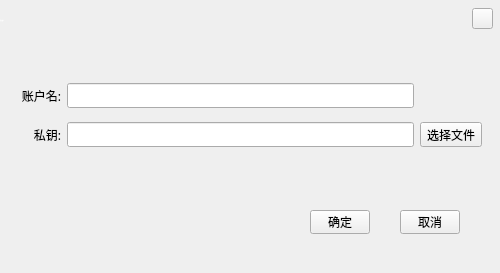
Old version of the form ChainIDE/custom/ImportDialogHX.ui in the repository HcashOrg/HX-IDE.
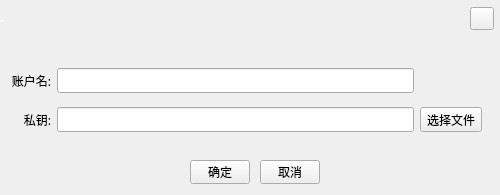
New version of the form.

The edit to the form file:
```diff
--- a/ChainIDE/custom/ImportDialogHX.ui
+++ b/ChainIDE/custom/ImportDialogHX.ui
@@ -7,7 +7,7 @@
     <x>0</x>
     <y>0</y>
     <width>500</width>
-    <height>273</height>
+    <height>195</height>
    </rect>
   </property>
   <property name="font">
@@ -24,10 +24,10 @@
   <widget class="QToolButton" name="closeBtn">
    <property name="geometry">
     <rect>
-     <x>472</x>
-     <y>8</y>
-     <width>21</width>
-     <height>21</height>
+     <x>470</x>
+     <y>7</y>
+     <width>24</width>
+     <height>23</height>
     </rect>
    </property>
    <property name="font">
@@ -74,8 +74,8 @@
   <widget class="QToolButton" name="okBtn">
    <property name="geometry">
     <rect>
-     <x>310</x>
-     <y>210</y>
+     <x>190</x>
+     <y>160</y>
      <width>60</width>
      <height>24</height>
     </rect>
@@ -98,8 +98,8 @@
   <widget class="QToolButton" name="cancelBtn">
    <property name="geometry">
     <rect>
-     <x>400</x>
-     <y>210</y>
+     <x>260</x>
+     <y>160</y>
      <width>60</width>
      <height>24</height>
     </rect>
@@ -122,9 +122,9 @@
   <widget class="QWidget" name="layoutWidget">
    <property name="geometry">
     <rect>
-     <x>21</x>
-     <y>75</y>
-     <width>461</width>
+     <x>11</x>
+     <y>60</y>
+     <width>471</width>
      <height>81</height>
     </rect>
    </property>
```
